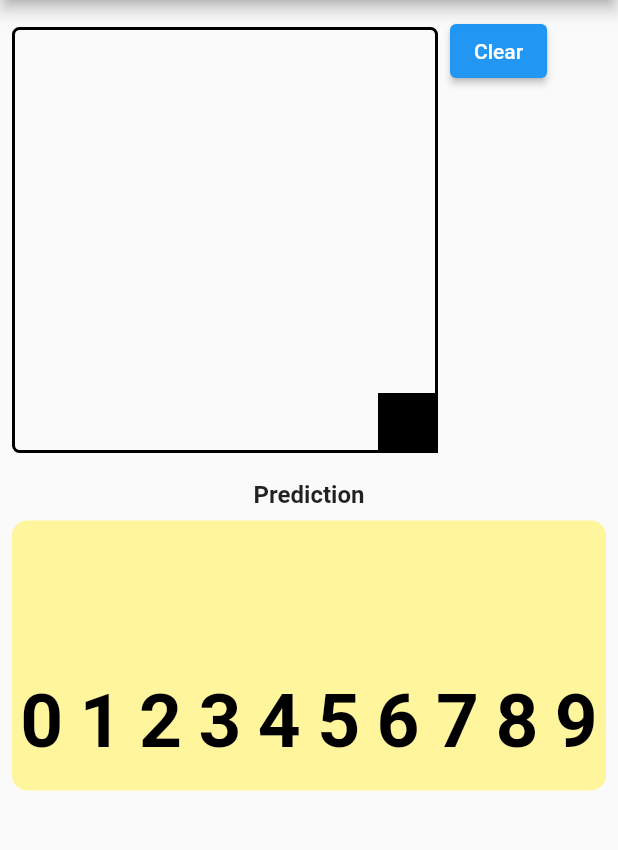
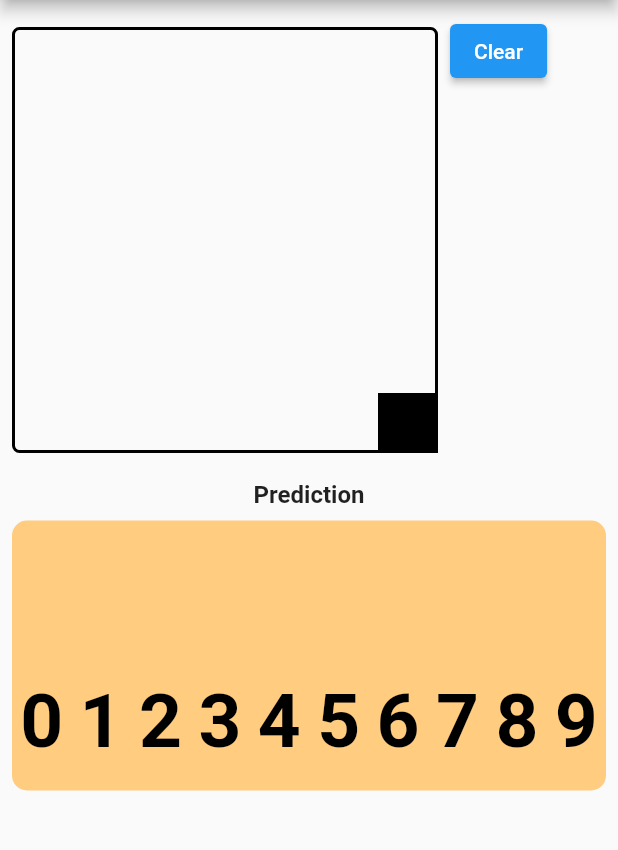
Before and after one commit to luigimicco/flutter_ai_digit, a Flutter app: the screen it shows after launch, on a phone screen of 412 x 824 dp, the part 84-934 px from its top. Run offline on Flutter 3.47's test engine with Material 2 defaults, Android fonts, the phone set to English and light mode, and no system bars; missing offline and left inert: flutter_tflite.

Commit message:
new colors

```diff
--- a/lib/screens/drawing_painter.dart
+++ b/lib/screens/drawing_painter.dart
@@ -9,7 +9,7 @@ class DrawingPainter extends CustomPainter {
 
   final Paint _paint = Paint()
     ..strokeCap = StrokeCap.round
-    ..color = Colors.blue
+    ..color = Colors.red
     ..strokeWidth = Constants.strokeWidth;
 
   @override
--- a/lib/screens/prediction_widget.dart
+++ b/lib/screens/prediction_widget.dart
@@ -25,7 +25,7 @@ class PredictionWidget extends StatelessWidget {
                     fontWeight: FontWeight.bold,
                     color: prediction == null
                         ? Colors.black
-                        : Colors.green.withOpacity(
+                        : Colors.blue.withOpacity(
                             (prediction.confidence * 2).clamp(0, 1).toDouble(),
                           ),
                   ),
@@ -100,7 +100,7 @@ class PredictionWidget extends StatelessWidget {
           padding: const EdgeInsets.all(8.0),
           child: Container(
             decoration: BoxDecoration(
-                color: Colors.yellow[200],
+                color: Colors.orange[200],
                 borderRadius: BorderRadius.circular(10)),
             child: Column(
               children: [
```
